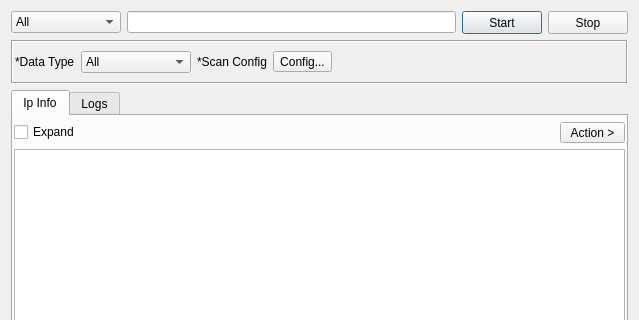
This is sub3suite/src/tools/IpTool.ui in 3nock/OTE as Qt 5 draws it before an edit; both pictures show x 0 to 639 and y 0 to 320 of the 639 by 510 pixel window. The edited form follows.
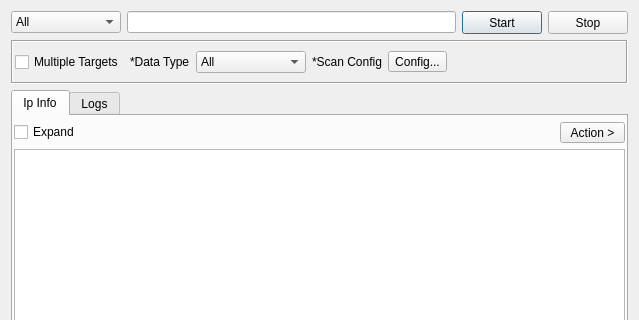
This is the edited form.

The edit to the form file:
```diff
--- a/sub3suite/src/tools/IpTool.ui
+++ b/sub3suite/src/tools/IpTool.ui
@@ -99,6 +99,13 @@
       <property name="rightMargin">
        <number>2</number>
       </property>
+      <item>
+       <widget class="QCheckBox" name="checkBoxMultipleTargets">
+        <property name="text">
+         <string>Multiple Targets</string>
+        </property>
+       </widget>
+      </item>
       <item>
        <widget class="QLabel" name="label">
         <property name="text">
```
